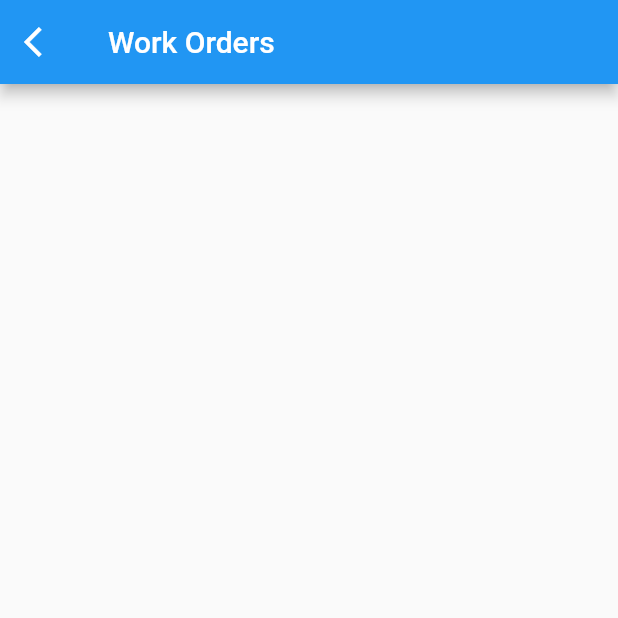
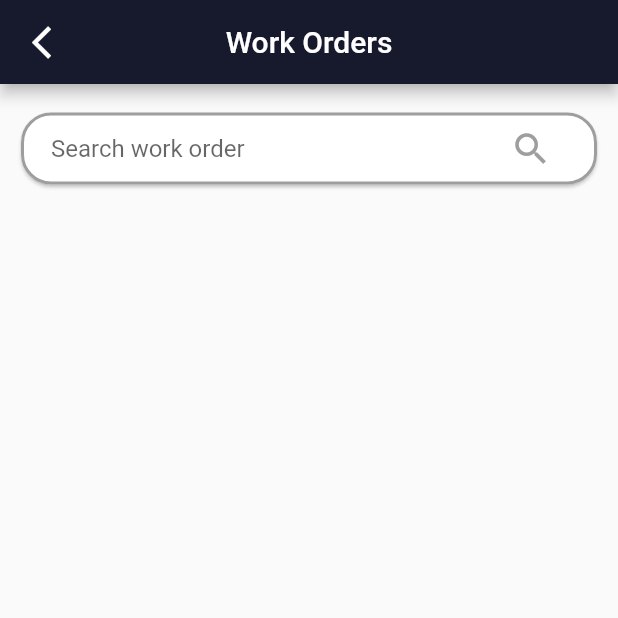
Before and after one commit to cesarmartins1245/mobile-challenge, a Flutter app: the WorkOrdersPage screen opened by its route, on a phone screen of 412 x 824 dp, the top half of it. Run offline on Flutter 3.47's test engine with Material 2 defaults, Android fonts, the phone set to English and light mode, and no system bars; our stand-ins replace flutter_svg, get.

Commit message:
barra de pesquisa

```diff
--- a/lib/pages/work_orders/work_orders_controller.dart
+++ b/lib/pages/work_orders/work_orders_controller.dart
@@ -1,5 +1,10 @@
+import 'package:flutter/material.dart';
 import 'package:get/get.dart';
 
 class WorkOrdersController extends GetxController {
-
+  var searchText = ''.obs;
+  var searchController = TextEditingController();
+  void updateTextValue(String value) {
+    searchText.value = value;
+  }
 }
--- a/lib/pages/work_orders/work_orders_page.dart
+++ b/lib/pages/work_orders/work_orders_page.dart
@@ -1,6 +1,7 @@
 import 'package:flutter/material.dart';
 import 'package:get/get.dart';
 import 'package:mobile_challenge/pages/work_orders/work_orders_controller.dart';
+import 'package:mobile_challenge/util/constants.dart';
 
 class WorkOrdersPage extends GetView<WorkOrdersController> {
   const WorkOrdersPage({Key? key}) : super(key: key);
@@ -9,15 +10,72 @@ class WorkOrdersPage extends GetView<WorkOrdersController> {
   Widget build(BuildContext context) {
     return Scaffold(
       appBar: AppBar(
+        backgroundColor: AppConstants.secondaryColor,
         title: const Text('Work Orders'),
+        centerTitle: true,
         leading: IconButton(
-          icon: Icon(Icons.arrow_back_ios),
+          icon: const Icon(
+            Icons.arrow_back_ios_outlined,
+            size: 26,
+          ),
           onPressed: () {
             Get.back();
           },
         ),
       ),
-      body: Container(),
+      body: SingleChildScrollView(
+        child: SafeArea(
+          child: Column(
+            children: [
+              Padding(
+                padding:
+                    const EdgeInsets.symmetric(vertical: 15, horizontal: 10),
+                child: Card(
+                  shape: RoundedRectangleBorder(
+                    side: const BorderSide(
+                      color: Colors.grey,
+                      width: 2,
+                    ),
+                    borderRadius: BorderRadius.circular(20),
+                  ),
+                  child: Padding(
+                    padding: const EdgeInsets.symmetric(horizontal: 20),
+                    child: Row(
+                      children: [
+                        Expanded(
+                          child: TextField(
+                            controller: controller.searchController,
+                            decoration: InputDecoration(
+                              hintText: 'Search work order',
+                              disabledBorder: InputBorder.none,
+                              enabledBorder: InputBorder.none,
+                              focusedBorder: InputBorder.none,
+                              border: OutlineInputBorder(
+                                borderRadius: BorderRadius.circular(8),
+                              ),
+                            ),
+                          ),
+                        ),
+                        IconButton(
+                          onPressed: () {
+                            Get.snackbar('Search',
+                                'Searching for ${controller.searchController.text}');
+                          },
+                          icon: const Icon(
+                            Icons.search,
+                            size: 28,
+                            color: Colors.grey,
+                          ),
+                        ),
+                      ],
+                    ),
+                  ),
+                ),
+              ),
+            ],
+          ),
+        ),
+      ),
     );
   }
 }
```
